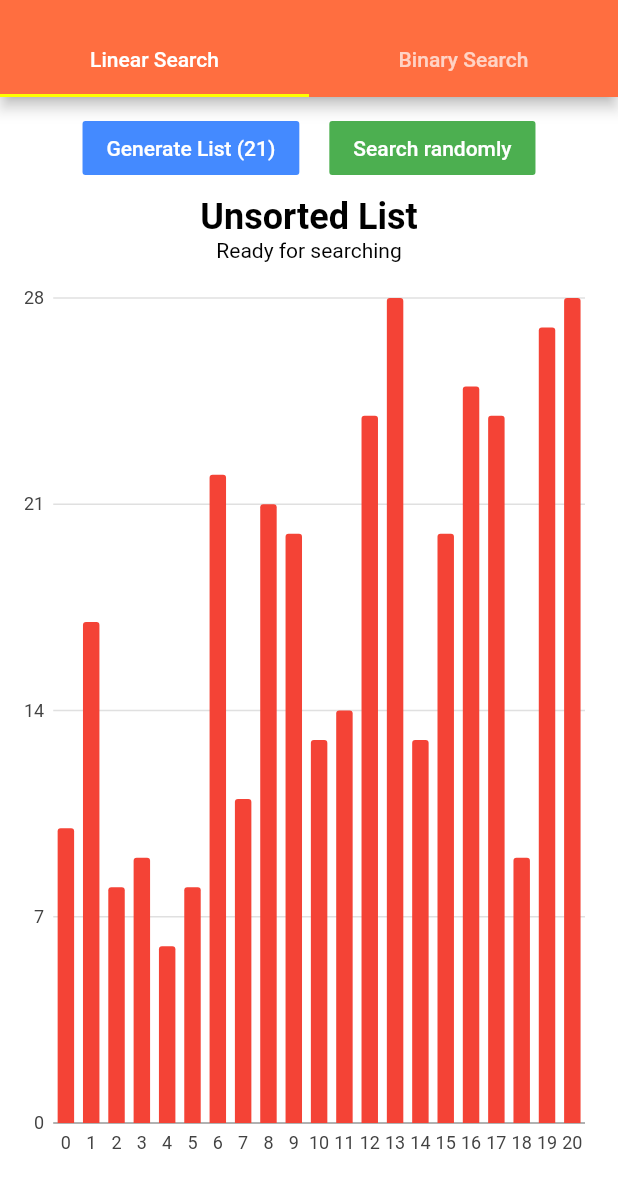
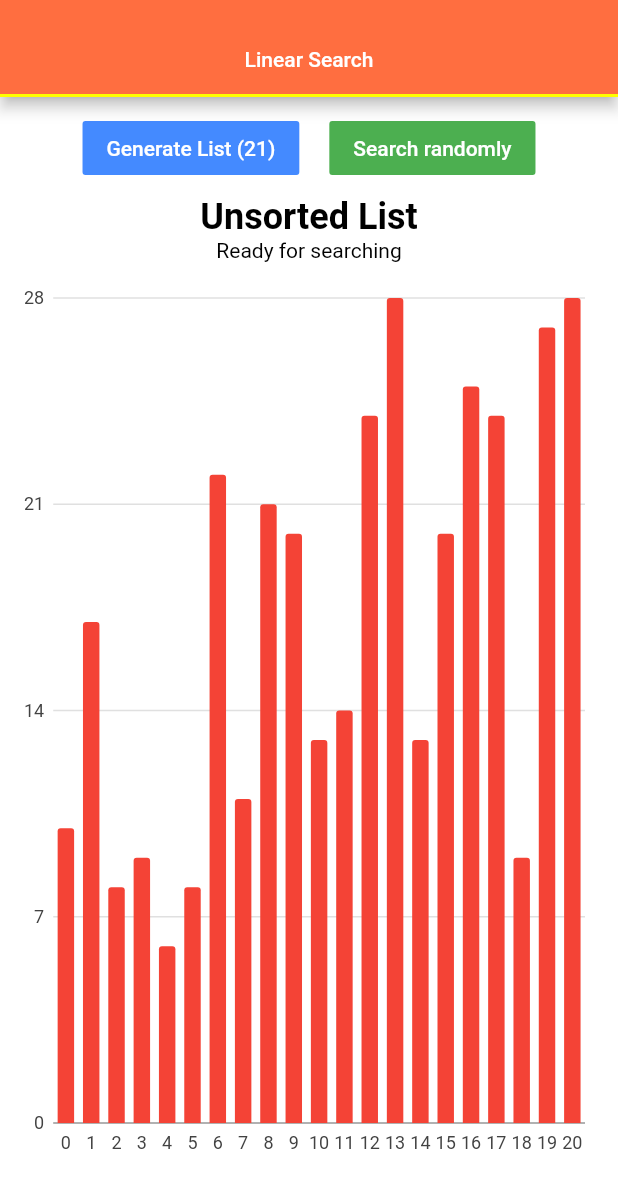
Before and after one commit to geekpius/searching_algorithm_visualizer, a Flutter app: the screen it shows after launch, on a phone screen of 412 x 824 dp, the part 59-1236 px from its top. Run offline on Flutter 3.47's test engine with Material 2 defaults, Android fonts, the phone set to English and light mode, and no system bars; our stand-ins replace charts_flutter, flutter_spinkit.

Commit message:
linear search done

```diff
--- a/lib/screens/home_screen.dart
+++ b/lib/screens/home_screen.dart
@@ -1,6 +1,5 @@
 import 'package:flutter/material.dart';
 import 'package:searching_algorithm_visualizer/screens/linear_search_tab.dart';
-import 'package:searching_algorithm_visualizer/screens/binary_search_tab.dart';
 
 class HomeScreen extends StatelessWidget {
   static const nameRoute = 'home';
@@ -8,7 +7,7 @@ class HomeScreen extends StatelessWidget {
   @override
   Widget build(BuildContext context) {
     return DefaultTabController(
-      length: 2,
+      length: 1,
       child: Scaffold(
         appBar: AppBar(
           title: Text('Searching Algorithm Visualizer'),
@@ -19,16 +18,12 @@ class HomeScreen extends StatelessWidget {
               Tab(
                 text: 'Linear Search',
               ),
-              Tab(
-                text: 'Binary Search',
-              ),
             ],
           ),
         ),
         body: TabBarView(
           children: [
             LinearSearchTab(),
-            BinarySearchTab(),
           ],
         ),
       ),
```
Also changed, not shown: lib/screens/binary_search_tab.dart (deleted, +0 -9 lines).
